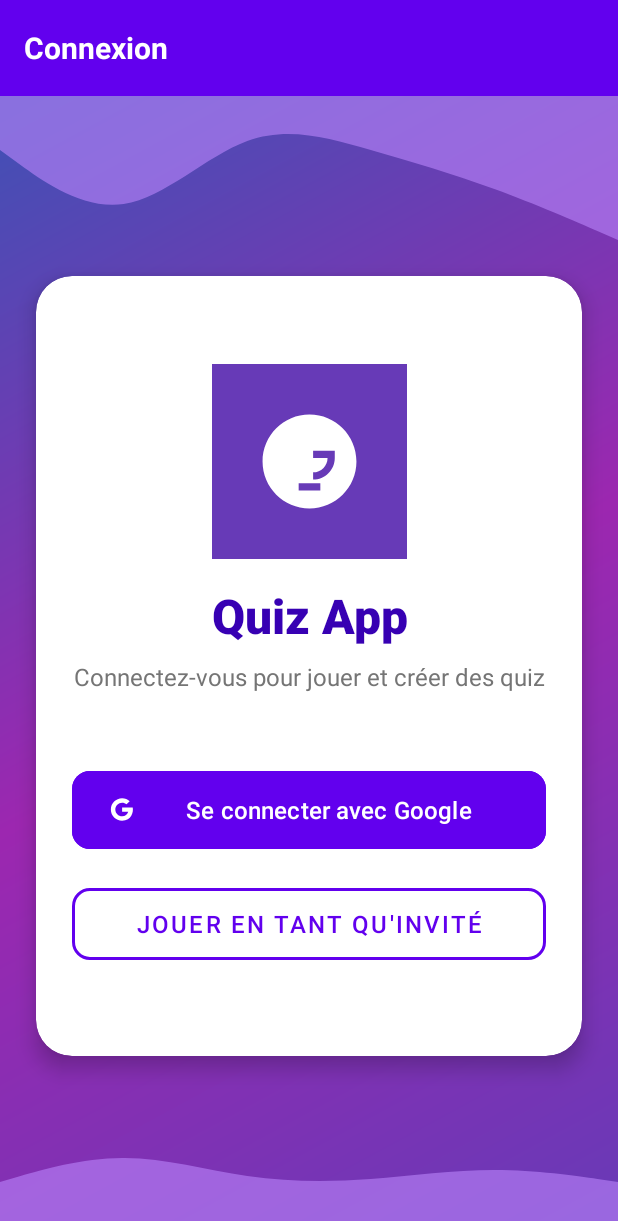
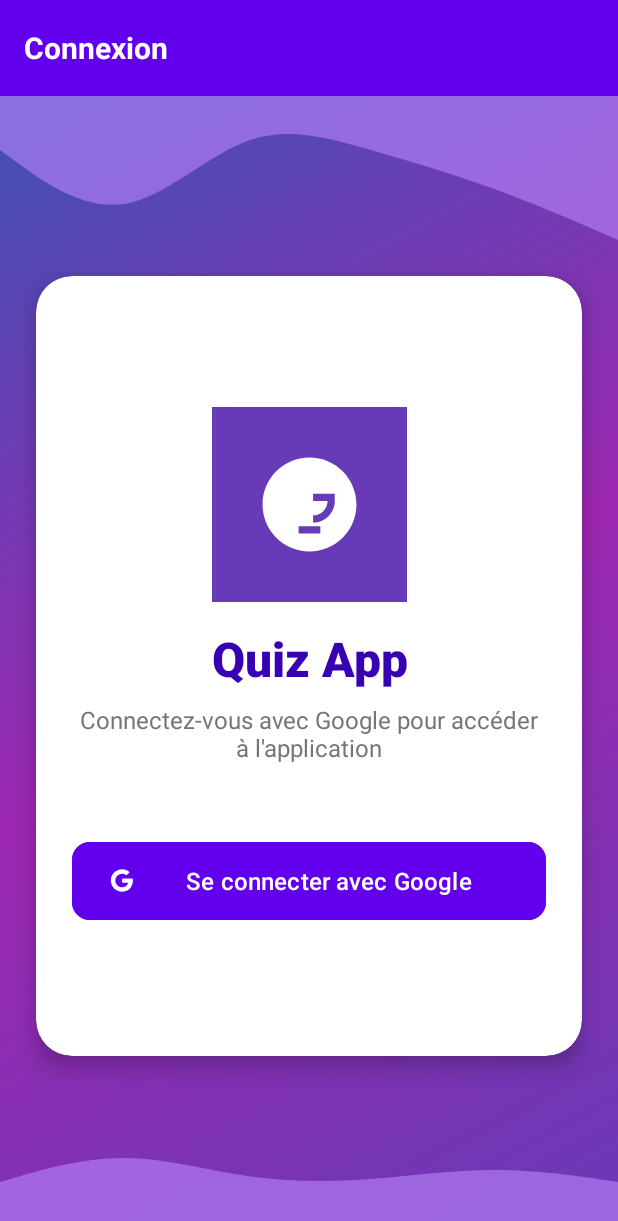
Before and after one commit to atxme/Projet_Android, an Android app: the screen it shows after launch (MainActivity), on a phone screen of 412 x 824 dp. Shown: the top 1221 px of the screen. Run offline under Robolectric (Android 15) with nearby library versions, the phone set to English and light mode, and no system bars; our stand-ins replace Firebase (no records; nobody signed in at launch, a user with empty details on screens opened directly), navigation-ui.

Commit message:
Refactor authentication flow and UI elements
- Simplified user login check in MainActivity by removing local login verification.
- Updated AuthFragment to enhance Google sign-in error handling and removed guest mode functionality.
- Modified fragment_auth.xml to change the subtitle text and removed the guest play button for a more focused authentication process.

```diff
--- a/app/src/main/java/com/example/quiz/MainActivity.java
+++ b/app/src/main/java/com/example/quiz/MainActivity.java
@@ -142,7 +142,7 @@
     protected void onStart() {
         super.onStart();
         FirebaseUser currentUser = mAuth.getCurrentUser();
-        if (currentUser == null && navController != null && !isUserLoggedInLocally()) {
+        if (currentUser == null && navController != null) {
             navController.navigate(R.id.authFragment);
             if (bottomNav != null) {
                 bottomNav.setVisibility(View.GONE);
@@ -165,19 +165,6 @@
         BackgroundMusicManager.stop();
     }
 
-    // Méthode pour vérifier si l'utilisateur est connecté localement
-    // Ici, on utiliserait SharedPreferences pour stocker cet état
-    private boolean isUserLoggedInLocally() {
-        // Dans une implémentation réelle, on vérifierait si un utilisateur est enregistré localement dans SharedPreferences
-
-        // Exemple de code à implémenter ultérieurement :
-        // SharedPreferences prefs = getSharedPreferences("auth_prefs", MODE_PRIVATE);
-        // return prefs.getBoolean("is_logged_in", false);
-
-        // Pour l'instant, on retourne false pour forcer l'affichage de l'écran d'authentification
-        return false;
-    }
-
     // Méthode publique pour permettre aux fragments de montrer la barre de navigation
     public void showBottomNavigation() {
         if (bottomNav != null) {
--- a/app/src/main/res/layout/fragment_auth.xml
+++ b/app/src/main/res/layout/fragment_auth.xml
@@ -74,7 +74,7 @@
                 android:id="@+id/auth_subtitle"
                 android:layout_width="match_parent"
                 android:layout_height="wrap_content"
-                android:text="Connectez-vous pour jouer et créer des quiz"
+                android:text="Connectez-vous avec Google pour accéder à l'application"
                 android:textAlignment="center"
                 android:textSize="16sp"
                 android:textColor="#757575"
@@ -94,27 +94,10 @@
                 app:cornerRadius="12dp"
                 android:elevation="4dp"
                 android:backgroundTint="@color/purple_500"
-                app:layout_constraintBottom_toTopOf="@+id/button_play_as_guest"
+                app:layout_constraintBottom_toBottomOf="parent"
                 app:layout_constraintEnd_toEndOf="parent"
                 app:layout_constraintStart_toStartOf="parent"
                 app:layout_constraintTop_toBottomOf="@+id/auth_subtitle"
-                android:layout_marginBottom="16dp" />
-
-            <com.google.android.material.button.MaterialButton
-                android:id="@+id/button_play_as_guest"
-                style="@style/Widget.MaterialComponents.Button.OutlinedButton"
-                android:layout_width="match_parent"
-                android:layout_height="60dp"
-                android:text="Jouer en tant qu'invité"
-                android:textSize="16sp"
-                android:textColor="@color/purple_500"
-                app:strokeColor="@color/purple_500"
-                app:strokeWidth="2dp"
-                app:cornerRadius="12dp"
-                app:layout_constraintBottom_toBottomOf="parent"
-                app:layout_constraintEnd_toEndOf="parent"
-                app:layout_constraintStart_toStartOf="parent"
-                app:layout_constraintTop_toBottomOf="@+id/button_google_sign_in"
                 app:layout_constraintVertical_bias="0.0" />
         </androidx.constraintlayout.widget.ConstraintLayout>
     </androidx.cardview.widget.CardView>
```
Also changed, not shown: app/src/main/java/com/example/quiz/ui/auth/AuthFragment.java (+10 -34 lines).
